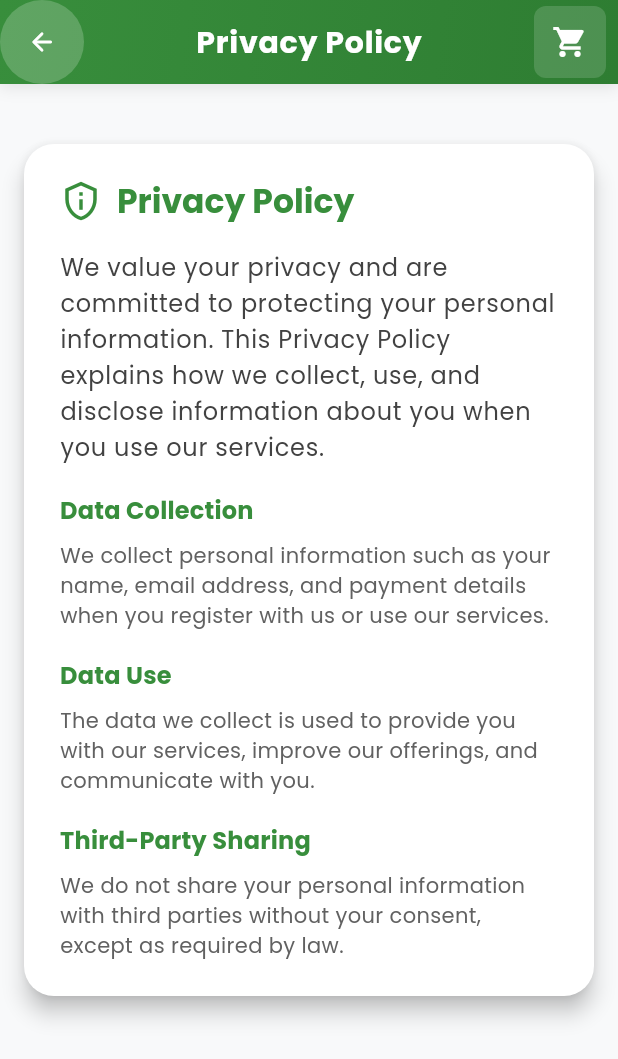
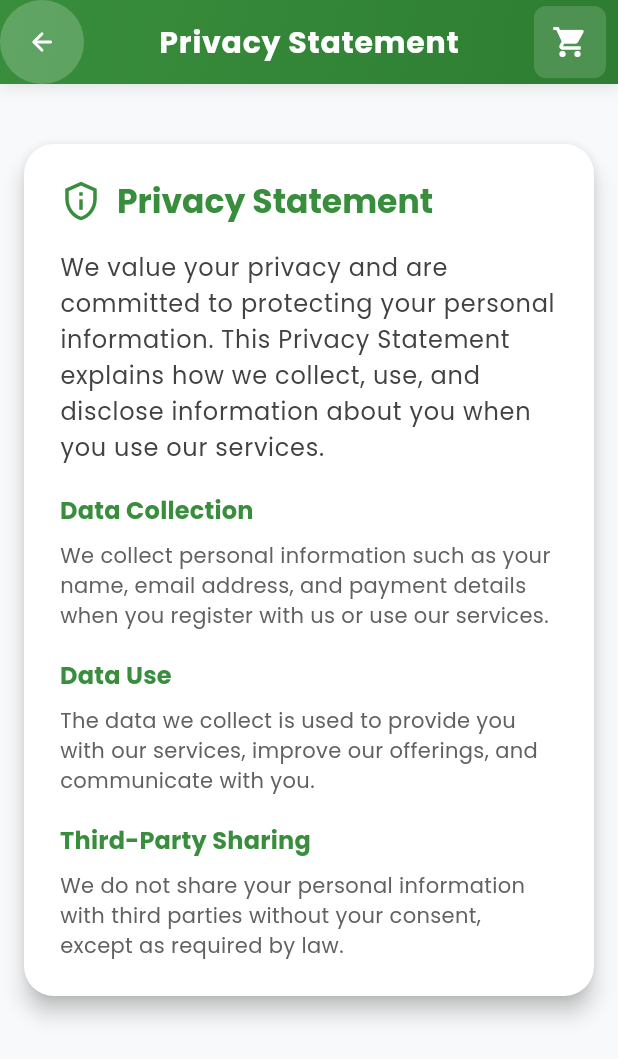
Before and after one commit to VanessaAdjei/mobile-app-ecl-1, a Flutter app: the PrivacyPolicyScreen screen opened directly, on a phone screen of 412 x 824 dp. Shown: the top 1059 px of the screen. Run offline on Flutter 3.47's test engine with Material 3 defaults, Android fonts, the phone set to English and light mode, and no system bars; drawn by our look-alikes of flutter_animate; our stand-ins replace cached_network_image, dio, dotted_border, flutter_secure_storage, flutter_svg, flutter_typeahead and 13 more; accounts and stored records are empty; network calls fail.

Commit message:
Privacy Policy to Privacy Statement

```diff
--- a/lib/pages/createaccount.dart
+++ b/lib/pages/createaccount.dart
@@ -292,7 +292,7 @@ class _SignUpScreenState extends State<SignUpScreen> {
                                 ),
                                 const TextSpan(text: ' and '),
                                 TextSpan(
-                                  text: 'Privacy Policy',
+                                  text: 'Privacy Statement',
                                   style: GoogleFonts.poppins(
                                     color: Colors.green.shade600,
                                     fontWeight: FontWeight.w600,
--- a/lib/pages/privacypolicy.dart
+++ b/lib/pages/privacypolicy.dart
@@ -51,7 +51,7 @@ class PrivacyPolicyScreen extends StatelessWidget {
           },
         ),
         title: Text(
-          'Privacy Policy',
+          'Privacy Statement',
           style: GoogleFonts.poppins(
             fontSize: 20,
             fontWeight: FontWeight.w600,
@@ -105,7 +105,7 @@ class PrivacyPolicyScreen extends StatelessWidget {
                             color: theme.primaryColor, size: 28),
                         SizedBox(width: 10),
                         Text(
-                          'Privacy Policy',
+                          'Privacy Statement',
                           style: theme.textTheme.titleLarge?.copyWith(
                             color: theme.primaryColor,
                             fontWeight: FontWeight.bold,
@@ -115,7 +115,7 @@ class PrivacyPolicyScreen extends StatelessWidget {
                     ),
                     SizedBox(height: 18),
                     Text(
-                      'We value your privacy and are committed to protecting your personal information. This Privacy Policy explains how we collect, use, and disclose information about you when you use our services.',
+                      'We value your privacy and are committed to protecting your personal information. This Privacy Statement explains how we collect, use, and disclose information about you when you use our services.',
                       style: theme.textTheme.bodyLarge?.copyWith(
                         color: Colors.grey[800],
                         height: 1.5,
--- a/lib/pages/profile.dart
+++ b/lib/pages/profile.dart
@@ -726,8 +726,8 @@ class ProfileState extends State<Profile> with TickerProviderStateMixin {
                     _buildEnhancedProfileOption(
                       context,
                       Icons.privacy_tip_outlined,
-                      "Privacy Policy",
-                      "Read our privacy policy",
+                      "Privacy Statement",
+                      "Read our privacy statement",
                       () => _navigateTo(PrivacyPolicyScreen()),
                       primaryColor,
                       cardColor,
--- a/lib/pages/settings.dart
+++ b/lib/pages/settings.dart
@@ -445,7 +445,7 @@ class _SettingsScreenState extends State<SettingsScreen> {
                   const Divider(height: 1),
                   _buildAnimatedSettingOption(
                       context,
-                      "Privacy Policy",
+                      "Privacy Statement",
                       Icons.privacy_tip_outlined,
                       PrivacyPolicyScreen(),
                       textColor,
--- a/lib/pages/tandc.dart
+++ b/lib/pages/tandc.dart
@@ -140,7 +140,7 @@ class TermsAndConditionsScreen extends StatelessWidget {
                     ),
                     SizedBox(height: 8),
                     Text(
-                      'Your privacy is important to us. Please review our Privacy Policy to understand how we handle your information.',
+                      'Your privacy is important to us. Please review our Privacy Statement to understand how we handle your information.',
                       style: theme.textTheme.bodyMedium?.copyWith(
                         color: Colors.grey[700],
                         height: 1.4,
```
